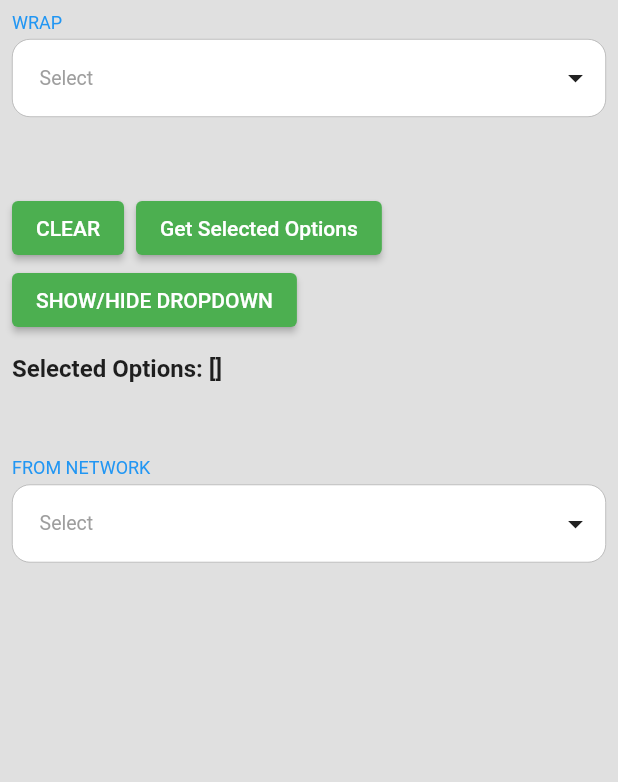
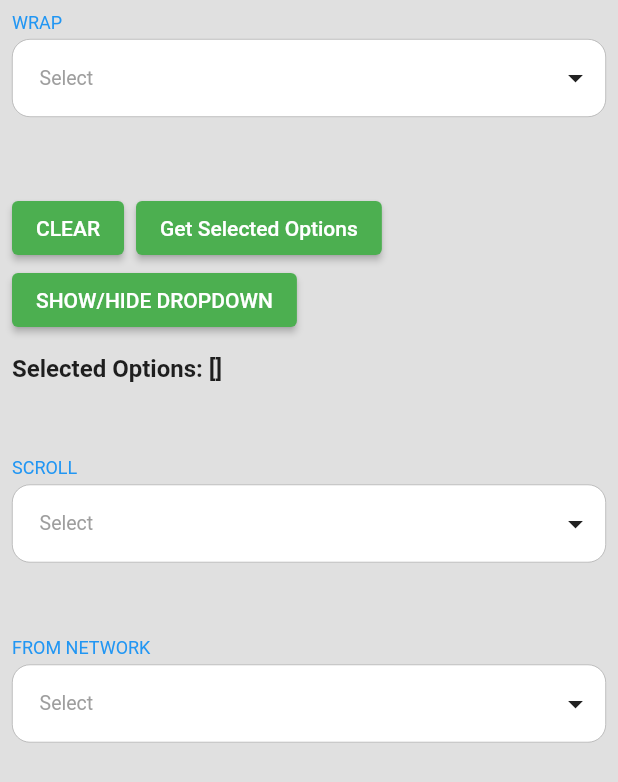
Before and after one commit to oi-narendra/multiselect-dropdown, a Flutter app: the screen it shows after launch, on a phone screen of 412 x 824 dp. Shown: the top 782 px of the screen. Run offline on Flutter 3.47's test engine with Material 2 defaults, Android fonts, the phone set to English and light mode, and no system bars; network calls fail.

Commit message:
updated sample screenshots

```diff
--- a/example/lib/main.dart
+++ b/example/lib/main.dart
@@ -144,31 +144,31 @@ class _MyHomePageState extends State<MyHomePage> {
                 const SizedBox(
                   height: 50,
                 ),
-                // const Text('SCROLL', style: MyHomePage._headerStyle),
-                // const SizedBox(
-                //   height: 4,
-                // ),
-                // MultiSelectDropDown(
-                //   onOptionSelected: (options) {
-                //     debugPrint(options.toString());
-                //   },
-                //   options: const <ValueItem>[
-                //     ValueItem(label: 'Option 1', value: '1'),
-                //     ValueItem(label: 'Option 2', value: '2'),
-                //     ValueItem(label: 'Option 3', value: '3'),
-                //     ValueItem(label: 'Option 4', value: '4'),
-                //     ValueItem(label: 'Option 5', value: '5'),
-                //     ValueItem(label: 'Option 6', value: '6'),
-                //   ],
-                //   selectionType: SelectionType.multi,
-                //   chipConfig: const ChipConfig(wrapType: WrapType.scroll),
-                //   dropdownHeight: 400,
-                //   optionTextStyle: const TextStyle(fontSize: 16),
-                //   selectedOptionIcon: const Icon(Icons.check_circle),
-                // ),
-                // const SizedBox(
-                //   height: 50,
-                // ),
+                const Text('SCROLL', style: MyHomePage._headerStyle),
+                const SizedBox(
+                  height: 4,
+                ),
+                MultiSelectDropDown(
+                  onOptionSelected: (options) {
+                    debugPrint(options.toString());
+                  },
+                  options: const <ValueItem>[
+                    ValueItem(label: 'Option 1', value: '1'),
+                    ValueItem(label: 'Option 2', value: '2'),
+                    ValueItem(label: 'Option 3', value: '3'),
+                    ValueItem(label: 'Option 4', value: '4'),
+                    ValueItem(label: 'Option 5', value: '5'),
+                    ValueItem(label: 'Option 6', value: '6'),
+                  ],
+                  selectionType: SelectionType.multi,
+                  chipConfig: const ChipConfig(wrapType: WrapType.scroll),
+                  dropdownHeight: 400,
+                  optionTextStyle: const TextStyle(fontSize: 16),
+                  selectedOptionIcon: const Icon(Icons.check_circle),
+                ),
+                const SizedBox(
+                  height: 50,
+                ),
                 const Text('FROM NETWORK', style: MyHomePage._headerStyle),
                 const SizedBox(
                   height: 4,
```
Also changed, not shown: 2 other files.
